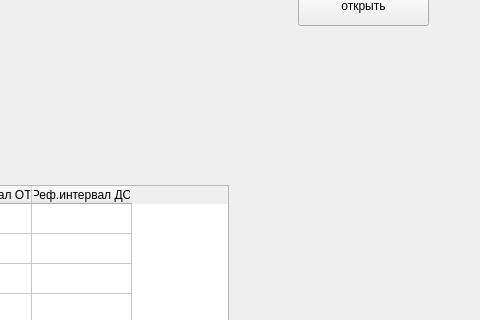
stlad/MedicalAnalyzer, file UIs/InputWindow.ui: the form before one commit; both pictures show x 732 to 1212 and y 95 to 415 of the 1212 by 815 pixel window.
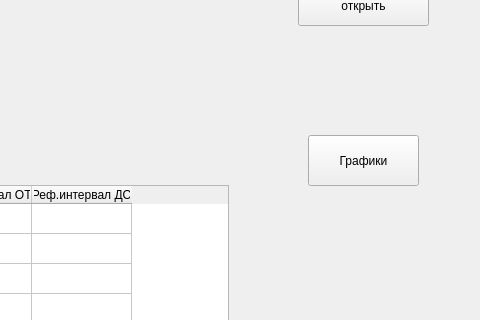
The form after the commit.

Commit message: работа с занесением данных в таблицу

What changed in the file:
```diff
--- a/UIs/InputWindow.ui
+++ b/UIs/InputWindow.ui
@@ -368,6 +368,19 @@
     <string>открыть</string>
    </property>
   </widget>
+  <widget class="QPushButton" name="graph_btn">
+   <property name="geometry">
+    <rect>
+     <x>1040</x>
+     <y>230</y>
+     <width>111</width>
+     <height>51</height>
+    </rect>
+   </property>
+   <property name="text">
+    <string>Графики</string>
+   </property>
+  </widget>
  </widget>
  <resources/>
  <connections/>
```
The commit also changes 2 other files.
